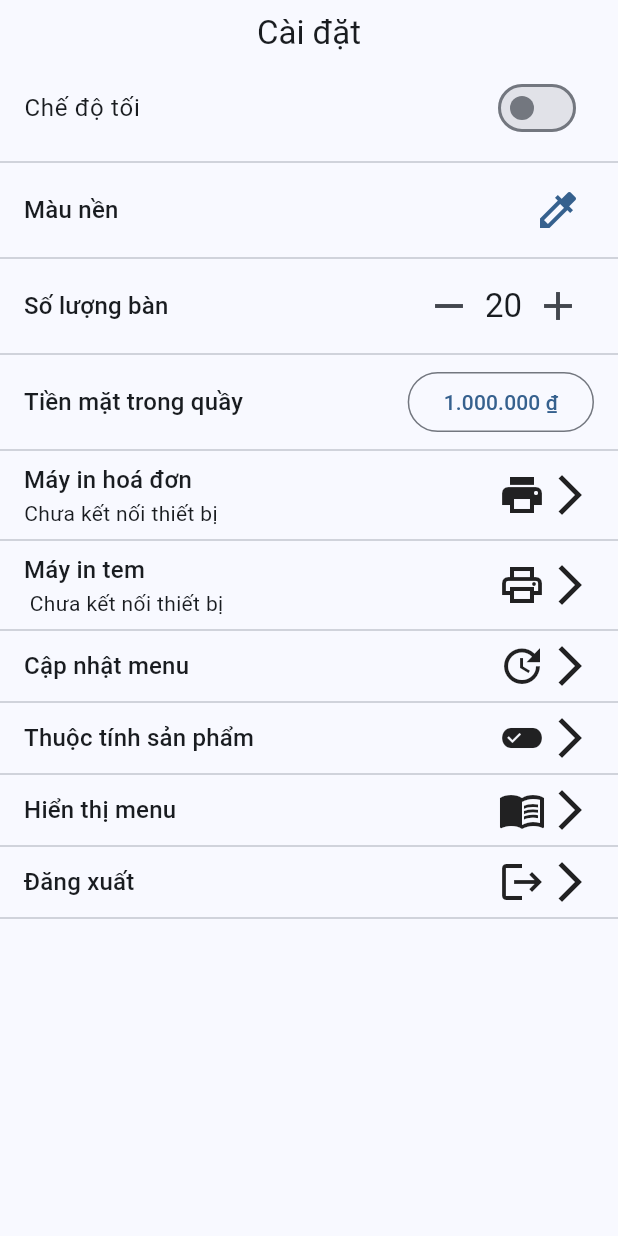
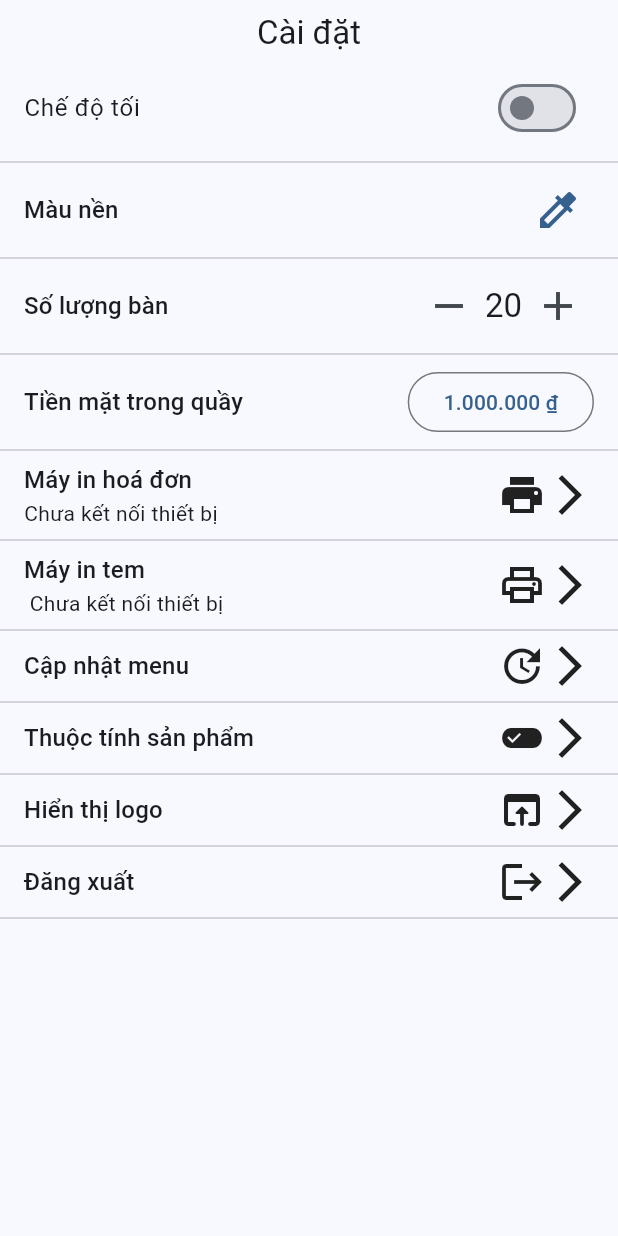
Before and after one commit to Pos-System-Capstone/Pos-System-App, a Flutter app: the SettingsScreen screen opened directly, on a phone screen of 412 x 824 dp. Run offline on Flutter 3.47's test engine with Material 2 defaults, Android fonts, the phone set to English and light mode, and no system bars; our stand-ins replace cached_network_image, dio, get, pdf, pretty_qr_code, printing and 1 more; accounts and stored records are empty.

Commit message:
Update setting.dart

```diff
--- a/lib/views/screens/settings/setting.dart
+++ b/lib/views/screens/settings/setting.dart
@@ -424,9 +424,9 @@ class _SettingsScreenState extends State<SettingsScreen> {
   }
 
   Widget displayMenu() {
+    String? brandLogo = Get.find<MenuViewModel>().storeDetails.brandPicUrl;
     return InkWell(
-      onTap: () => Get.find<OrderViewModel>().launchInBrowser(
-          'https://firebasestorage.googleapis.com/v0/b/pos-system-47f93.appspot.com/o/files%2Fmenu-deer.jpg?alt=media&token=cfba9091-79c7-4a19-9f62-fd948768f64e'),
+      onTap: () => Get.find<OrderViewModel>().launchInBrowser(brandLogo ?? ""),
       child: Padding(
         padding: const EdgeInsets.fromLTRB(16, 0, 16, 0),
         child: Row(
@@ -438,12 +438,12 @@ class _SettingsScreenState extends State<SettingsScreen> {
                 mainAxisAlignment: MainAxisAlignment.start,
                 crossAxisAlignment: CrossAxisAlignment.start,
                 children: [
-                  Text('Hiển thị menu', style: Get.textTheme.titleMedium),
+                  Text('Hiển thị logo', style: Get.textTheme.titleMedium),
                 ],
               ),
             ),
             Icon(
-              Icons.menu_book,
+              Icons.open_in_browser_rounded,
               size: 32,
             ),
             Icon(
```
